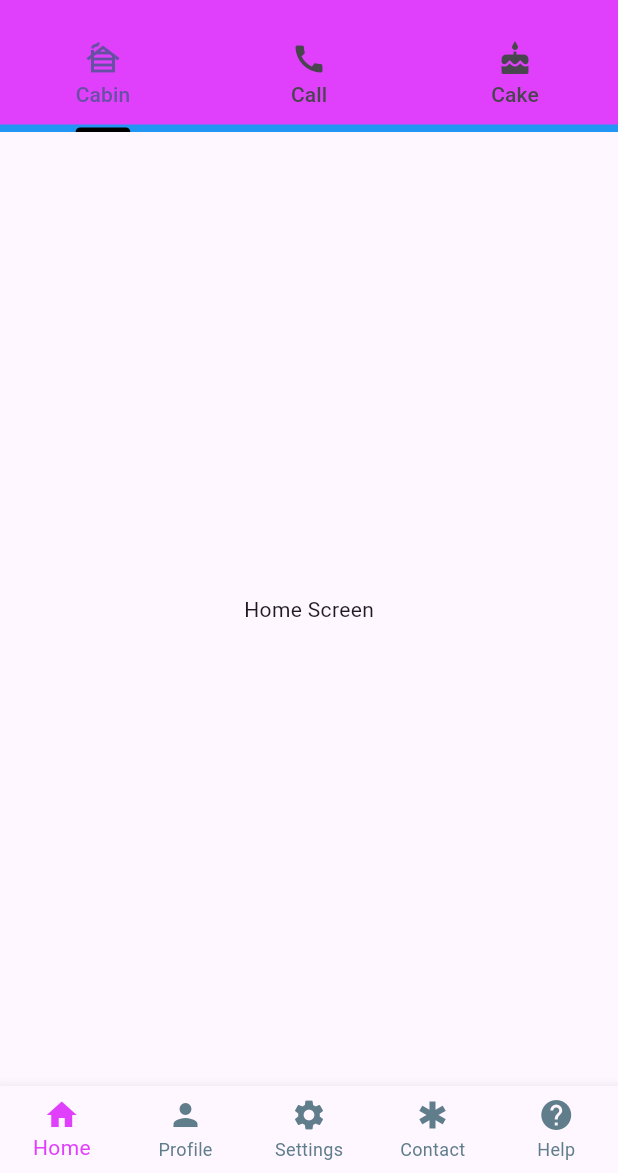
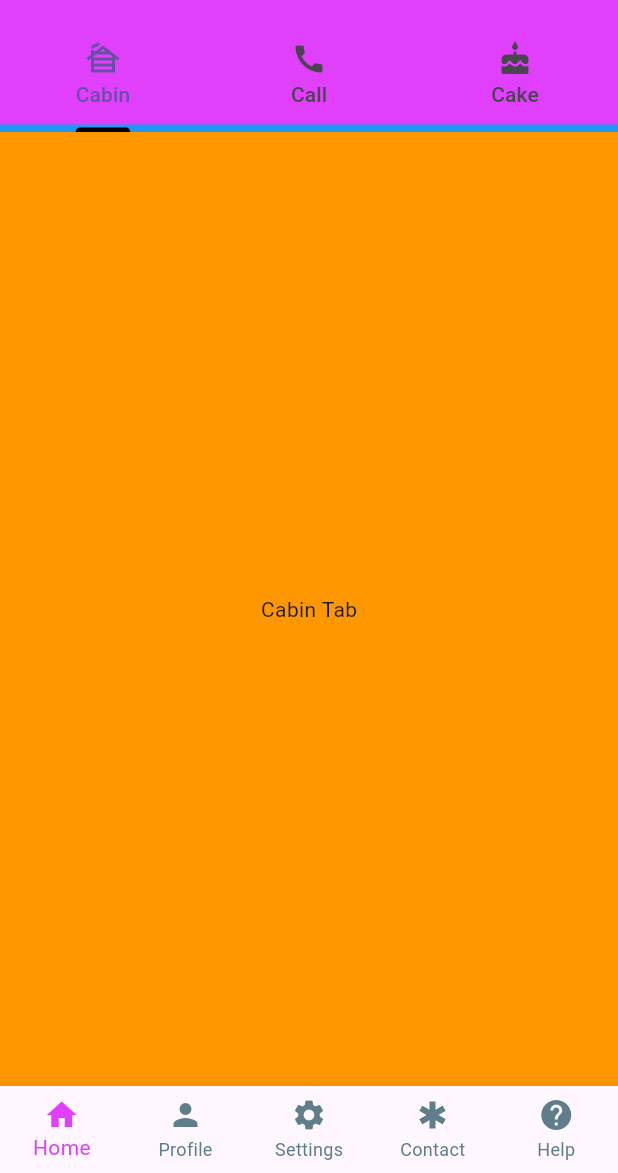
Before and after one commit to sup0808/FlutterTabBar, a Flutter app: the screen it shows after launch, on a phone screen of 412 x 824 dp, the part 63-1236 px from its top. Run offline on Flutter 3.47's test engine with Material 3 defaults, Android fonts, the phone set to English and light mode, and no system bars.

Commit message:
Added TabBarView for adding screen on tab click

```diff
--- a/lib/views/home_screen.dart
+++ b/lib/views/home_screen.dart
@@ -1,14 +1,15 @@
 import 'package:flutter/cupertino.dart';
 import 'package:flutter/material.dart';
 
-class HomeScreen extends StatelessWidget{
+class HomeScreen extends StatelessWidget {
   @override
   Widget build(BuildContext context) {
-   return Scaffold(
-     body: Container(
-         alignment : Alignment.center,
-         child: Text("Home Screen")),
-   );
+    return TabBarView(
+      children: [
+        Container(alignment: Alignment.center, color : Colors.orange, child: Text("Cabin Tab")),
+        Container(alignment: Alignment.center, color : Colors.grey, child: Text("Call Tab")),
+        Container(alignment: Alignment.center, color : Colors.lightGreenAccent, child: Text("Cake Tab")),
+      ],
+    );
   }
-
 }
```
